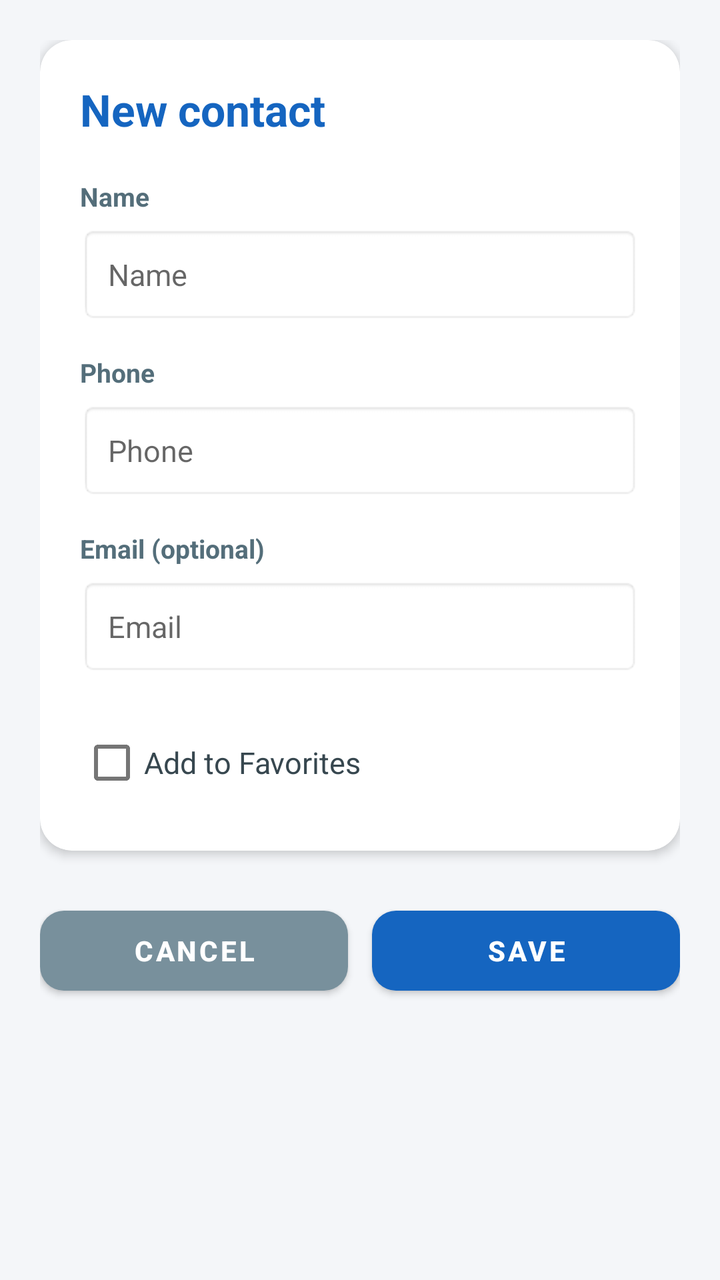
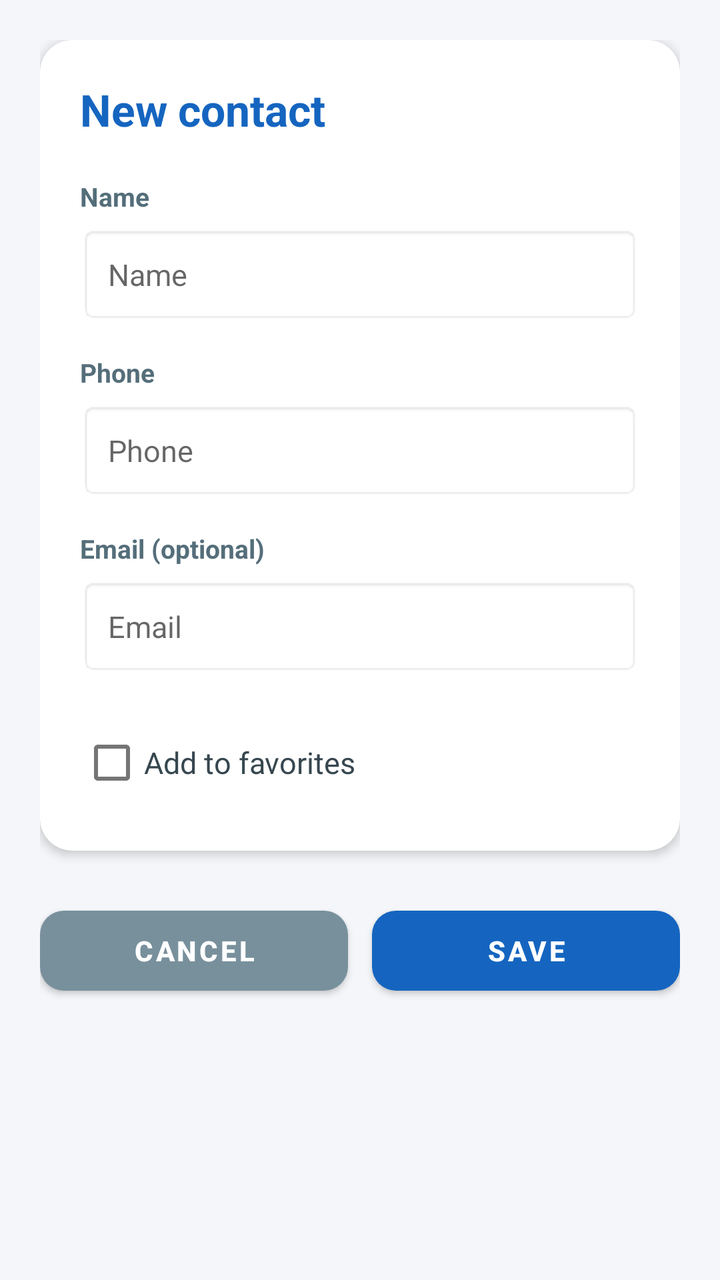

Compare the two renders of this Android layout. The source of the first and the diff that turns it into the second are given below.
<!-- AndroidManifest.xml: application theme Theme.MyApplication -->
<!-- res/layout/activity_edit.xml -->
<?xml version="1.0" encoding="utf-8"?>
<ScrollView xmlns:android="http://schemas.android.com/apk/res/android"
    xmlns:app="http://schemas.android.com/apk/res-auto"
    android:layout_width="match_parent"
    android:layout_height="match_parent"
    android:fillViewport="true"
    android:background="#F4F6F9">

    <LinearLayout
        android:layout_width="match_parent"
        android:layout_height="wrap_content"
        android:orientation="vertical"
        android:padding="20dp">

        <androidx.cardview.widget.CardView
            android:layout_width="match_parent"
            android:layout_height="wrap_content"
            app:cardCornerRadius="16dp"
            app:cardElevation="3dp"
            app:cardBackgroundColor="#FFFFFF"
            android:layout_marginBottom="24dp">

            <LinearLayout
                android:layout_width="match_parent"
                android:layout_height="wrap_content"
                android:orientation="vertical"
                android:padding="20dp">

                <TextView
                    android:id="@+id/tv_edit_title"
                    android:layout_width="match_parent"
                    android:layout_height="wrap_content"
                    android:text="@string/new_contact"
                    android:textSize="22sp"
                    android:textStyle="bold"
                    android:textColor="#1565C0"
                    android:layout_marginBottom="20dp" />

                <TextView
                    android:layout_width="match_parent"
                    android:layout_height="wrap_content"
                    android:text="@string/name"
                    android:textSize="13sp"
                    android:textStyle="bold"
                    android:textColor="#546E7A"
                    android:layout_marginBottom="6dp" />

                <EditText
                    android:id="@+id/et_name"
                    android:layout_width="match_parent"
                    android:layout_height="wrap_content"
                    android:hint="@string/name"
                    android:inputType="textPersonName"
                    android:padding="14dp"
                    android:background="@android:drawable/editbox_background"
                    android:textSize="15sp"
                    android:layout_marginBottom="16dp"
                    android:autofillHints="name" />

                <TextView
                    android:layout_width="match_parent"
                    android:layout_height="wrap_content"
                    android:text="@string/phone"
                    android:textSize="13sp"
                    android:textStyle="bold"
                    android:textColor="#546E7A"
                    android:layout_marginBottom="6dp" />

                <EditText
                    android:id="@+id/et_phone"
                    android:layout_width="match_parent"
                    android:layout_height="wrap_content"
                    android:hint="@string/phone"
                    android:inputType="phone"
                    android:padding="14dp"
                    android:background="@android:drawable/editbox_background"
                    android:textSize="15sp"
                    android:layout_marginBottom="16dp"
                    android:autofillHints="phoneNumber" />

                <TextView
                    android:layout_width="match_parent"
                    android:layout_height="wrap_content"
                    android:text="@string/email_optional"
                    android:textSize="13sp"
                    android:textStyle="bold"
                    android:textColor="#546E7A"
                    android:layout_marginBottom="6dp" />

                <EditText
                    android:id="@+id/et_email"
                    android:layout_width="match_parent"
                    android:layout_height="wrap_content"
                    android:hint="@string/email"
                    android:inputType="textEmailAddress"
                    android:padding="14dp"
                    android:background="@android:drawable/editbox_background"
                    android:textSize="15sp"
                    android:layout_marginBottom="16dp"
                    android:autofillHints="emailAddress" />

                <CheckBox
                    android:id="@+id/cb_favorite"
                    android:layout_width="match_parent"
                    android:layout_height="wrap_content"
                    android:text="@string/add_favorite"
                    android:textSize="15sp"
                    android:textColor="#37474F"
                    android:layout_marginTop="4dp" />

            </LinearLayout>
        </androidx.cardview.widget.CardView>

        <LinearLayout
            android:layout_width="match_parent"
            android:layout_height="wrap_content"
            android:orientation="horizontal">

            <com.google.android.material.button.MaterialButton
                android:id="@+id/btn_cancel"
                android:layout_width="0dp"
                android:layout_height="52dp"
                android:layout_weight="1"
                android:text="@string/cancel"
                android:textStyle="bold"
                app:backgroundTint="#78909C"
                android:textColor="#FFFFFF"
                app:cornerRadius="12dp"
                android:layout_marginEnd="6dp" />

            <com.google.android.material.button.MaterialButton
                android:id="@+id/btn_save"
                android:layout_width="0dp"
                android:layout_height="52dp"
                android:layout_weight="1"
                android:text="@string/save"
                android:textStyle="bold"
                app:backgroundTint="#1565C0"
                android:textColor="#FFFFFF"
                app:cornerRadius="12dp"
                android:layout_marginStart="6dp" />
        </LinearLayout>

    </LinearLayout>
</ScrollView>
<!-- resources referenced by this layout -->
<resources>
  <string name="add_favorite">Add to Favorites</string>
  <string name="cancel">Cancel</string>
  <string name="email">Email</string>
  <string name="email_optional">Email (optional)</string>
  <string name="name">Name</string>
  <string name="new_contact">New contact</string>
  <string name="phone">Phone</string>
  <string name="save">Save</string>
  <style name="Theme.MyApplication" parent="Theme.MaterialComponents.DayNight.DarkActionBar">
          <item name="colorPrimary">#1565C0</item>
          <item name="colorPrimaryDark">#0D47A1</item>
          <item name="colorSecondary">#00E676</item>
      </style>
</resources>

<!-- the commit's change to res/layout/activity_edit.xml (unified diff, before → after) -->
@@ -36,6 +36,7 @@
                     android:textColor="#1565C0"
                     android:layout_marginBottom="20dp" />
 
+                
                 <TextView
                     android:layout_width="match_parent"
                     android:layout_height="wrap_content"
@@ -57,6 +58,7 @@
                     android:layout_marginBottom="16dp"
                     android:autofillHints="name" />
 
+                
                 <TextView
                     android:layout_width="match_parent"
                     android:layout_height="wrap_content"
@@ -78,6 +80,7 @@
                     android:layout_marginBottom="16dp"
                     android:autofillHints="phoneNumber" />
 
+                
                 <TextView
                     android:layout_width="match_parent"
                     android:layout_height="wrap_content"
@@ -99,6 +102,7 @@
                     android:layout_marginBottom="16dp"
                     android:autofillHints="emailAddress" />
 
+                
                 <CheckBox
                     android:id="@+id/cb_favorite"
                     android:layout_width="match_parent"
@@ -111,6 +115,7 @@
             </LinearLayout>
         </androidx.cardview.widget.CardView>
 
+        
         <LinearLayout
             android:layout_width="match_parent"
             android:layout_height="wrap_content"
<!-- resource entries referenced after the edit -->
@@ -1,6 +1,6 @@
 <!-- resources referenced by this layout -->
 <resources>
-  <string name="add_favorite">Add to Favorites</string>
+  <string name="add_favorite">Add to favorites</string>
   <string name="cancel">Cancel</string>
   <string name="email">Email</string>
   <string name="email_optional">Email (optional)</string>
